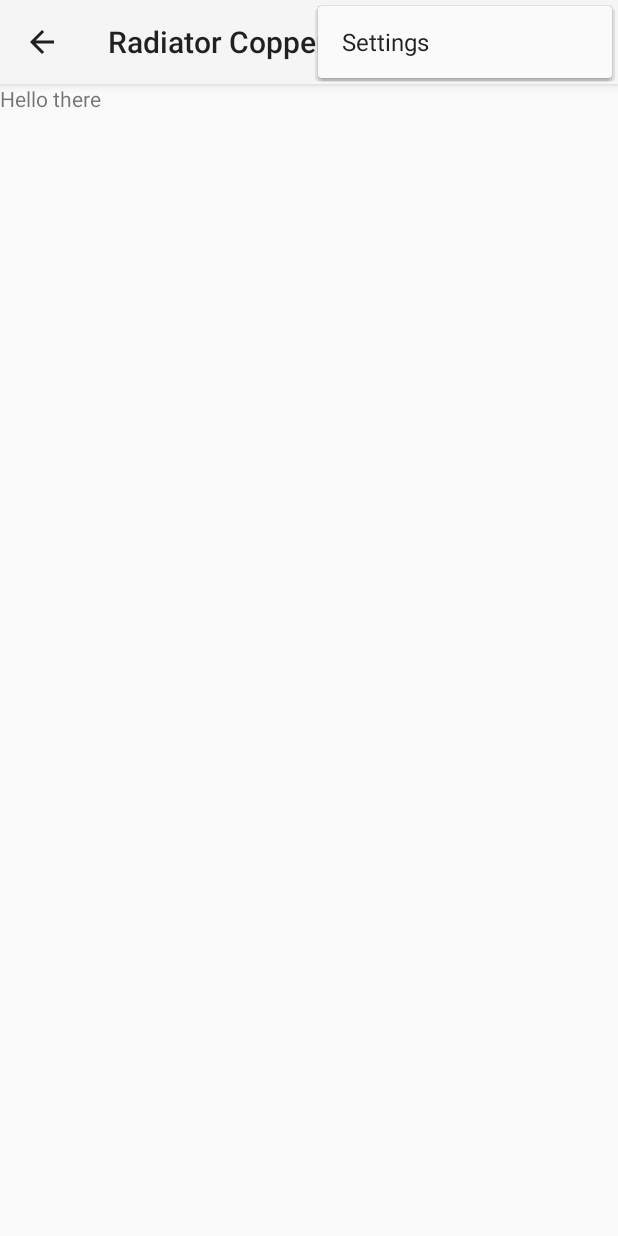
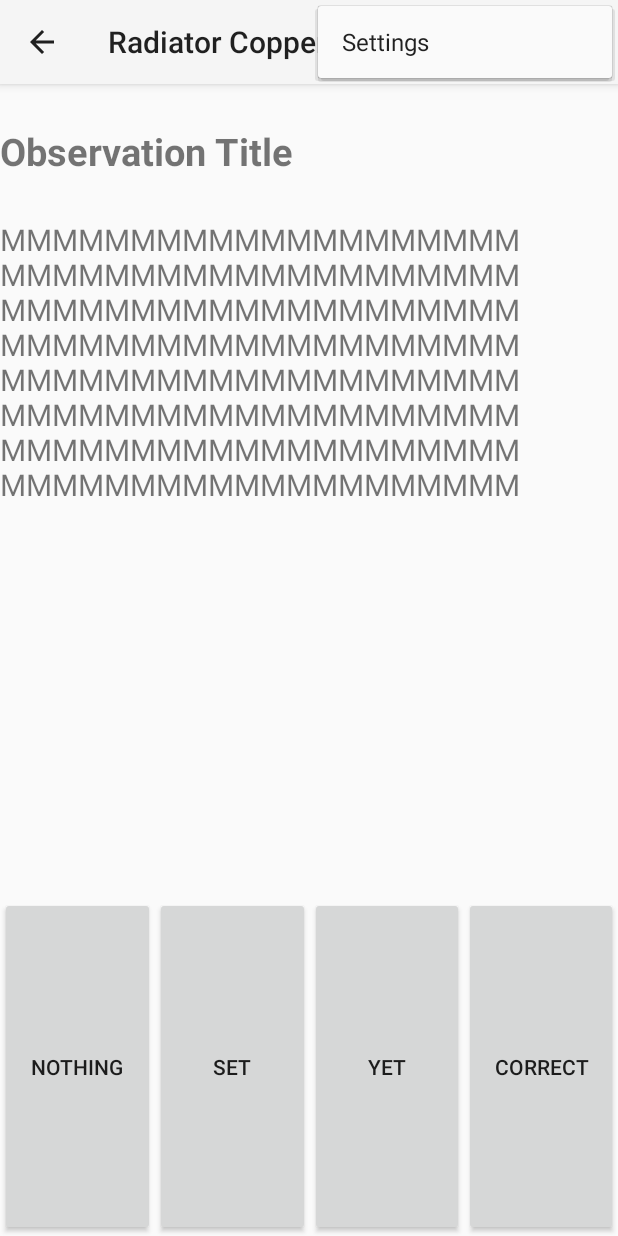
Before and after one commit to itsakettle/radiator-copper, an Android app: the screen it shows after launch (MainActivity), with the options menu open, on a phone screen of 412 x 824 dp. Run offline under Robolectric (Android 15) with nearby library versions, the phone set to English and light mode, and no system bars; 2 statements that could not run were skipped.

Commit message:
added classification fragment layout, closes #2

```diff
--- a/app/src/main/java/com/itsakettle/radiatorcopper/fragments/ClassificationFragment.java
+++ b/app/src/main/java/com/itsakettle/radiatorcopper/fragments/ClassificationFragment.java
@@ -1,12 +1,16 @@
 package com.itsakettle.radiatorcopper.fragments;
 
 import android.app.Activity;
+import android.content.Context;
 import android.net.Uri;
 import android.os.Bundle;
 import android.app.Fragment;
+import android.util.Log;
 import android.view.LayoutInflater;
 import android.view.View;
 import android.view.ViewGroup;
+import android.widget.Button;
+import android.widget.LinearLayout;
 
 import com.itsakettle.radiatorcopper.R;
 
@@ -17,6 +21,8 @@ import com.itsakettle.radiatorcopper.R;
  * create an instance of this fragment.
  */
 public class ClassificationFragment extends Fragment {
+
+    private static final String TAG = "ClassificationFragment";
     // TODO: Rename parameter arguments, choose names that match
     // the fragment initialization parameters, e.g. ARG_ITEM_NUMBER
     private static final String ARG_PARAM1 = "param1";
@@ -32,7 +38,6 @@ public class ClassificationFragment extends Fragment {
      *
      * @return A new instance of fragment ClassificationFragment.
      */
-    // TODO: Rename and change types and number of parameters
     public static ClassificationFragment newInstance() {
         return new ClassificationFragment();
     }
@@ -57,15 +62,9 @@ public class ClassificationFragment extends Fragment {
         return inflater.inflate(R.layout.fragment_classification, container, false);
     }
 
-    // TODO: Rename method, update argument and hook method into UI event
-    public void onButtonPressed(Uri uri) {
-
-    }
-
     @Override
     public void onAttach(Activity activity) {
         super.onAttach(activity);
-
     }
 
     @Override
@@ -73,4 +72,31 @@ public class ClassificationFragment extends Fragment {
         super.onDetach();
     }
 
+    @Override
+    public void onStart() {
+        super.onStart();
+        String[] initialButtonText = {"nothing","set","yet","Correct"};
+        setNumberOfButtons(initialButtonText);
+    }
+
+    private void setNumberOfButtons(String[] arrButtonText) {
+        Context con = getActivity();
+        LinearLayout llButtons = (LinearLayout) getView().findViewById(
+                R.id.classification_fragment_button_linear_layout);
+        LinearLayout.LayoutParams lp = new LinearLayout.LayoutParams(LinearLayout.LayoutParams.MATCH_PARENT,
+                LinearLayout.LayoutParams.MATCH_PARENT,1);
+        try {
+            for (String s : arrButtonText) {
+                Button b = new Button(con);
+                b.setId(View.generateViewId());
+                b.setText(s);
+                b.setLayoutParams(lp);
+                llButtons.addView(b);
+            }
+        }
+        catch (Exception e) {
+            Log.e(TAG,e.getMessage());
+        }
+    }
+
 }
--- a/app/src/main/res/layout/fragment_classification.xml
+++ b/app/src/main/res/layout/fragment_classification.xml
@@ -1,10 +1,33 @@
-<FrameLayout xmlns:android="http://schemas.android.com/apk/res/android"
-    xmlns:tools="http://schemas.android.com/tools" android:layout_width="match_parent"
+<LinearLayout xmlns:android="http://schemas.android.com/apk/res/android"
+    xmlns:tools="http://schemas.android.com/tools"
+    android:layout_width="match_parent"
     android:layout_height="match_parent"
+    android:orientation="vertical"
     tools:context="com.itsakettle.radiatorcopper.fragments.ClassificationFragment">
 
-    <!-- TODO: Update blank fragment layout -->
-    <TextView android:layout_width="match_parent" android:layout_height="match_parent"
-        android:text="@string/hello_blank_fragment" />
+    <TextView android:id="@+id/classification_fragment_title"
+        android:layout_width="match_parent"
+        android:layout_height="0dp"
+        android:layout_weight="2"
+        android:text="@string/classification_fragment_title"
+        android:textStyle="bold"
+        android:textSize="25sp"
+        android:elegantTextHeight="false"
+        android:gravity="center_vertical" />
 
-</FrameLayout>
+    <TextView android:id="@+id/classification_fragment_text"
+        android:layout_width="match_parent"
+        android:layout_height="0dp"
+        android:layout_weight="10"
+        android:text="@string/classification_fragment_text"
+        android:textSize="20sp" />
+
+    <LinearLayout android:id="@+id/classification_fragment_button_linear_layout"
+        android:layout_width="match_parent"
+        android:layout_height="0dp"
+        android:orientation="horizontal"
+        android:layout_weight="5">
+
+    </LinearLayout>
+
+</LinearLayout>
--- a/app/src/main/res/values/strings.xml
+++ b/app/src/main/res/values/strings.xml
@@ -10,6 +10,11 @@
 
     <string name="action_settings">Settings</string>
 
-<!-- TODO: Remove or change this placeholder text -->
-    <string name="hello_blank_fragment">Hello there</string>
+<!-- ClassificationFragment layout -->
+    <string name="classification_fragment_title">Observation Title</string>
+    <string name="classification_fragment_text">MMMMMMMMMMMMMMMMMMMM MMMMMMMMMMMMMMMMMMMM
+        MMMMMMMMMMMMMMMMMMMM MMMMMMMMMMMMMMMMMMMM
+        MMMMMMMMMMMMMMMMMMMM MMMMMMMMMMMMMMMMMMMM
+        MMMMMMMMMMMMMMMMMMMM MMMMMMMMMMMMMMMMMMMM
+    </string>
 </resources>
```
